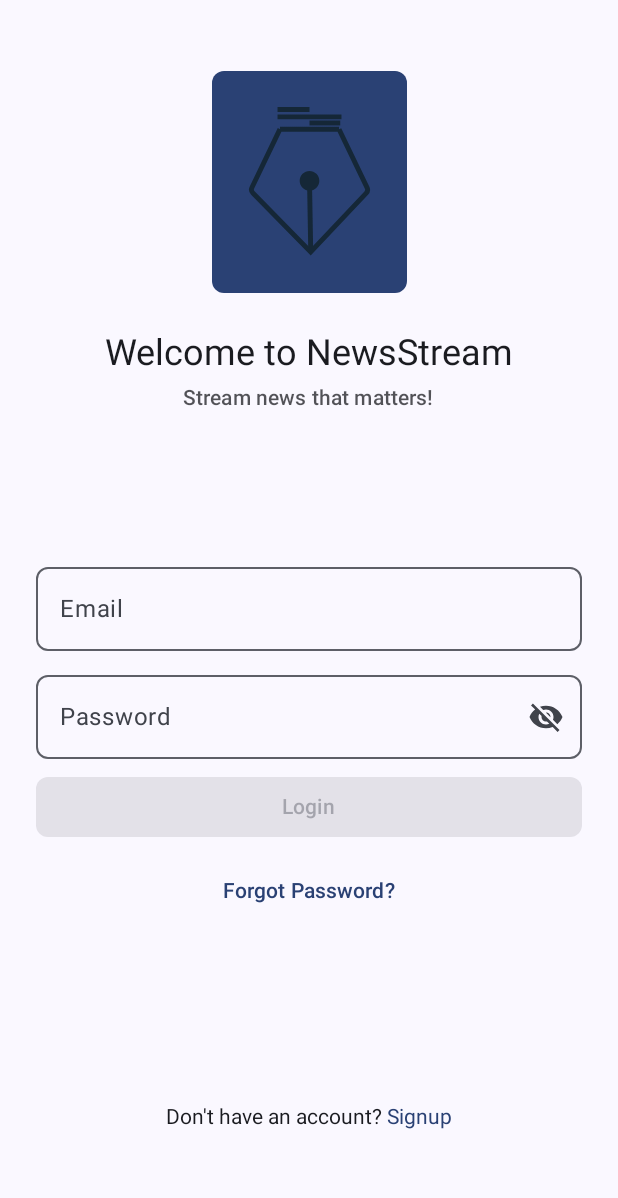
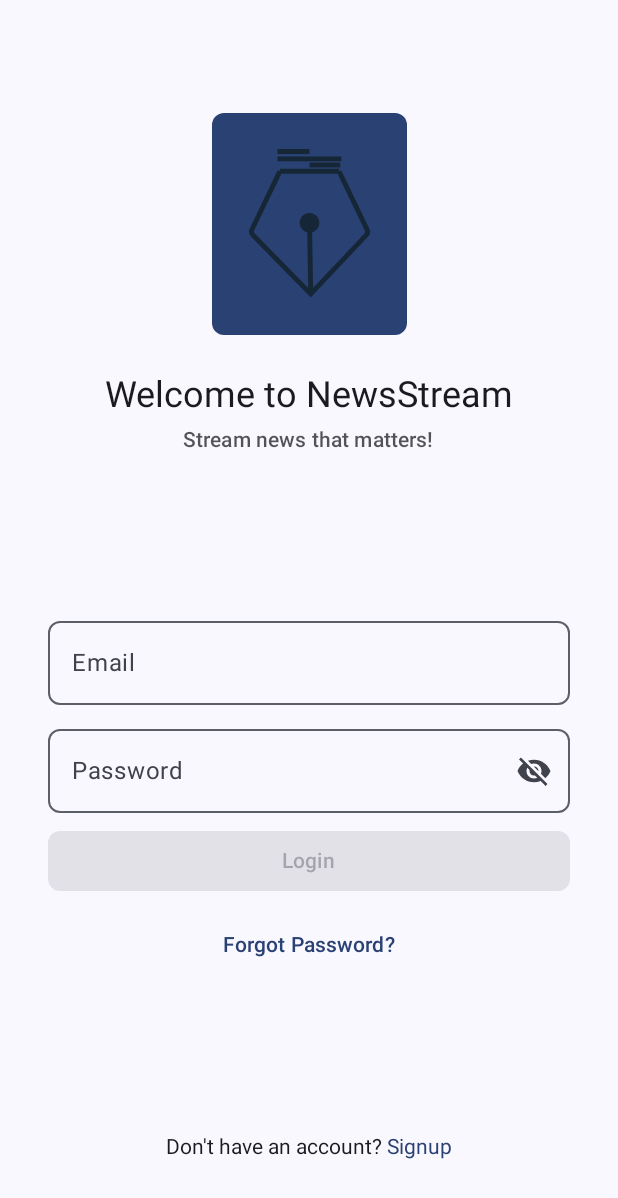
Before and after one commit to yatiksihag01/NewsStreamAndroid, an Android app built with Jetpack Compose: the screen it shows after launch (MainActivity), on a phone screen of 412 x 824 dp. Shown: the top 1198 px of the screen. Run offline under Robolectric (Android 15) with nearby library versions, the phone set to English and light mode, and no system bars; our stand-ins replace Dagger/Hilt's generated code.

Commit message:
Refactor: Improves auth screens UI and navigation. (#22)
* Refactor: Improves auth screens UI and navigation.

```diff
--- a/app/src/main/AndroidManifest.xml
+++ b/app/src/main/AndroidManifest.xml
@@ -10,7 +10,7 @@
 
     <application
         android:name=".NewsStreamApplication"
-        android:allowBackup="true"
+        android:allowBackup="false"
         android:dataExtractionRules="@xml/data_extraction_rules"
         android:fullBackupContent="@xml/backup_rules"
         android:icon="@mipmap/ic_launcher"
--- /dev/null
+++ b/app/src/main/java/com/meproject/newsstream/presentation/ui/auth/components/AuthScreenHeader.kt
@@ -0,0 +1,44 @@
+package com.meproject.newsstream.presentation.ui.auth.components
+
+import androidx.compose.foundation.layout.Column
+import androidx.compose.foundation.layout.Spacer
+import androidx.compose.foundation.layout.height
+import androidx.compose.foundation.layout.padding
+import androidx.compose.material3.MaterialTheme
+import androidx.compose.material3.Text
+import androidx.compose.runtime.Composable
+import androidx.compose.ui.Alignment
+import androidx.compose.ui.Modifier
+import androidx.compose.ui.draw.alpha
+import androidx.compose.ui.res.stringResource
+import com.meproject.newsstream.R
+import com.meproject.newsstream.presentation.ui.theme.newsStreamTypography
+import com.meproject.newsstream.presentation.ui.theme.spacing
+
+/**
+ * Composable function that displays the header for authentication screens.
+ *
+ * This header includes the app logo, welcome message, and tagline.
+ *
+ * @param modifier Modifier used to adjust the layout or styling of the header.
+ */
+@Composable
+fun AuthScreenHeader(modifier: Modifier) {
+    Column(
+        modifier = modifier,
+        horizontalAlignment = Alignment.CenterHorizontally
+    ) {
+        Logo(Modifier.padding(top = MaterialTheme.spacing.large))
+        Spacer(modifier = Modifier.height(MaterialTheme.spacing.large))
+        Text(
+            text = stringResource(R.string.welcome),
+            style = newsStreamTypography.headlineSmall,
+        )
+        Spacer(modifier = Modifier.height(MaterialTheme.spacing.extraSmall))
+        Text(
+            text = stringResource(R.string.tagline),
+            style = newsStreamTypography.titleSmall,
+            modifier = Modifier.alpha(0.75f)
+        )
+    }
+}
--- a/app/src/main/java/com/meproject/newsstream/presentation/ui/auth/components/SignUpAnnotatedString.kt
+++ b/app/src/main/java/com/meproject/newsstream/presentation/ui/auth/components/SignUpAnnotatedString.kt
@@ -13,7 +13,7 @@ import androidx.compose.ui.text.withStyle
  *
  * This composable function creates an annotated string with a prefix and a clickable suffix.
  * The prefix is displayed in the default text color, while the suffix is displayed in the primary color
- * and is clickable. When the suffix is clicked, the provided `onSignUpClick` lambda is invoked.
+ * and is clickable. When the suffix is clicked, the provided `onSuffixClick` lambda is invoked.
  *
  * @param modifier The modifier to be applied to the composable.
  * @param onSuffixClick The lambda to be invoked when the sign-up suffix is clicked.
--- a/app/src/main/java/com/meproject/newsstream/presentation/ui/auth/login/LoginNavigation.kt
+++ b/app/src/main/java/com/meproject/newsstream/presentation/ui/auth/login/LoginNavigation.kt
@@ -1,5 +1,8 @@
 package com.meproject.newsstream.presentation.ui.auth.login
 
+import androidx.compose.animation.core.EaseOut
+import androidx.compose.animation.core.tween
+import androidx.compose.animation.fadeOut
 import androidx.compose.runtime.getValue
 import androidx.hilt.navigation.compose.hiltViewModel
 import androidx.navigation.NavGraphBuilder
@@ -15,7 +18,13 @@ fun NavGraphBuilder.loginScreenDestination(
     onNavigationToSignup: () -> Unit,
     onNavigationToForgotPassword: () -> Unit,
 ) {
-    composable<Login> {
+    composable<Login>(
+        exitTransition = {
+            fadeOut(
+                animationSpec = tween(400, easing = EaseOut)
+            )
+        }
+    ) {
         val viewModel: AuthViewModel = hiltViewModel()
         val uiState by viewModel.uiState
         LoginScreen(
--- a/app/src/main/java/com/meproject/newsstream/presentation/ui/auth/login/LoginScreen.kt
+++ b/app/src/main/java/com/meproject/newsstream/presentation/ui/auth/login/LoginScreen.kt
@@ -4,10 +4,16 @@ import android.content.res.Configuration
 import androidx.compose.animation.animateContentSize
 import androidx.compose.foundation.layout.Arrangement
 import androidx.compose.foundation.layout.Column
-import androidx.compose.foundation.layout.Spacer
+import androidx.compose.foundation.layout.PaddingValues
+import androidx.compose.foundation.layout.WindowInsets
+import androidx.compose.foundation.layout.asPaddingValues
+import androidx.compose.foundation.layout.calculateEndPadding
+import androidx.compose.foundation.layout.calculateStartPadding
+import androidx.compose.foundation.layout.displayCutout
 import androidx.compose.foundation.layout.fillMaxSize
 import androidx.compose.foundation.layout.fillMaxWidth
-import androidx.compose.foundation.layout.height
+import androidx.compose.foundation.layout.imePadding
+import androidx.compose.foundation.layout.navigationBarsPadding
 import androidx.compose.foundation.layout.padding
 import androidx.compose.foundation.rememberScrollState
 import androidx.compose.foundation.verticalScroll
@@ -22,21 +28,22 @@ import androidx.compose.runtime.LaunchedEffect
 import androidx.compose.runtime.getValue
 import androidx.compose.ui.Alignment
 import androidx.compose.ui.Modifier
-import androidx.compose.ui.draw.alpha
+import androidx.compose.ui.platform.LocalLayoutDirection
 import androidx.compose.ui.res.stringResource
 import androidx.compose.ui.tooling.preview.Preview
+import androidx.compose.ui.unit.coerceAtLeast
+import androidx.compose.ui.unit.dp
 import com.meproject.newsstream.R
 import com.meproject.newsstream.presentation.ui.auth.components.AuthOutlinedTextField
-import com.meproject.newsstream.presentation.ui.auth.components.Logo
+import com.meproject.newsstream.presentation.ui.auth.components.AuthScreenHeader
 import com.meproject.newsstream.presentation.ui.auth.components.SignUpAnnotatedString
 import com.meproject.newsstream.presentation.ui.theme.NewsStreamTheme
-import com.meproject.newsstream.presentation.ui.theme.newsStreamTypography
 import com.meproject.newsstream.presentation.ui.theme.shapes
 import com.meproject.newsstream.presentation.ui.theme.spacing
 import com.meproject.newsstream.presentation.ui.utils.rememberImeState
 
 @Composable
-internal fun LoginScreen(
+fun LoginScreen(
     modifier: Modifier = Modifier,
     uiState: LoginUiState,
     uiEvent: (LoginUiEvent) -> Unit,
@@ -47,6 +54,11 @@ internal fun LoginScreen(
     val isKeyboardVisible by rememberImeState()
     val scrollState = rememberScrollState()
 
+    val layoutDirection = LocalLayoutDirection.current
+    val displayCutout = WindowInsets.displayCutout.asPaddingValues()
+    val startPadding = displayCutout.calculateStartPadding(layoutDirection)
+    val endPadding = displayCutout.calculateEndPadding(layoutDirection)
+
     LaunchedEffect(key1 = isKeyboardVisible) {
         if (isKeyboardVisible) scrollState.animateScrollTo(scrollState.maxValue)
     }
@@ -54,46 +66,39 @@ internal fun LoginScreen(
     Column(
         modifier = modifier
             .fillMaxSize()
+            .navigationBarsPadding()
+            .imePadding()
             .verticalScroll(scrollState),
         verticalArrangement = Arrangement.SpaceAround,
         horizontalAlignment = Alignment.CenterHorizontally
     ) {
+        AuthScreenHeader(
+            modifier = Modifier
+                .fillMaxWidth()
+                .padding(horizontal = MaterialTheme.spacing.extraLarge)
+        )
         Column(
             modifier = Modifier
                 .fillMaxWidth()
-                .padding(horizontal = MaterialTheme.spacing.large),
-            horizontalAlignment = Alignment.CenterHorizontally
-        ) {
-            Logo()
-            Spacer(modifier = Modifier.height(MaterialTheme.spacing.large))
-            Text(
-                text = stringResource(R.string.welcome),
-                style = newsStreamTypography.headlineSmall,
-            )
-            Spacer(modifier = Modifier.height(MaterialTheme.spacing.extraSmall))
-            Text(
-                text = stringResource(R.string.tagline),
-                style = newsStreamTypography.titleSmall,
-                modifier = Modifier.alpha(0.75f)
-            )
-        }
-        Column(
-            modifier = Modifier
-                .fillMaxWidth()
-                .padding(horizontal = MaterialTheme.spacing.large)
+                .padding(
+                    PaddingValues(
+                        start = startPadding.coerceAtLeast(MaterialTheme.spacing.extraLarge),
+                        end = endPadding.coerceAtLeast(MaterialTheme.spacing.extraLarge)
+                    )
+                )
                 .animateContentSize(),
             verticalArrangement = Arrangement.spacedBy(MaterialTheme.spacing.small),
             horizontalAlignment = Alignment.CenterHorizontally
         ) {
             AuthOutlinedTextField(
                 value = uiState.email,
-                onValueChange = { uiEvent(LoginUiEvent.EmailChanged(it)) },
+                onValueChange = { uiEvent(LoginUiEvent.EmailChanged(it.trim())) },
                 modifier = Modifier.fillMaxWidth(),
                 label = stringResource(R.string.email)
             )
             AuthOutlinedTextField(
                 value = uiState.password,
-                onValueChange = { uiEvent(LoginUiEvent.PasswordChanged(it)) },
+                onValueChange = { uiEvent(LoginUiEvent.PasswordChanged(it.trim())) },
                 modifier = Modifier.fillMaxWidth(),
                 label = stringResource(id = R.string.password),
                 isPassword = true,
@@ -108,7 +113,7 @@ internal fun LoginScreen(
             }
             uiState.errorMessage?.let { Text(text = it, color = MaterialTheme.colorScheme.error) }
             TextButton(
-                onClick = { }
+                onClick = { onNavigationToForgotPassword() }
             ) {
                 Text(stringResource(R.string.forgot_password))
             }
@@ -117,7 +122,7 @@ internal fun LoginScreen(
             }
         }
         SignUpAnnotatedString(
-            Modifier.padding(MaterialTheme.spacing.large),
+            Modifier.padding(0.dp),
             onSuffixClick = { onNavigationToSignup() },
             stringResource(id = R.string.don_t_have_an_account),
             stringResource(id = R.string.sign_up)
```
Also changed, not shown: app/src/main/java/com/meproject/newsstream/presentation/ui/auth/login/AuthViewModel.kt (+4 -8 lines), app/src/main/java/com/meproject/newsstream/presentation/ui/auth/signup/SignupNavigation.kt (+18 -1 lines), app/src/main/java/com/meproject/newsstream/presentation/ui/auth/signup/SignupScreen.kt (+35 -30 lines), app/src/main/java/com/meproject/newsstream/presentation/ui/auth/signup/SignupViewModel.kt (+6 -6 lines), app/src/main/java/com/meproject/newsstream/presentation/AppNavigation.kt (line endings or trailing spaces).
